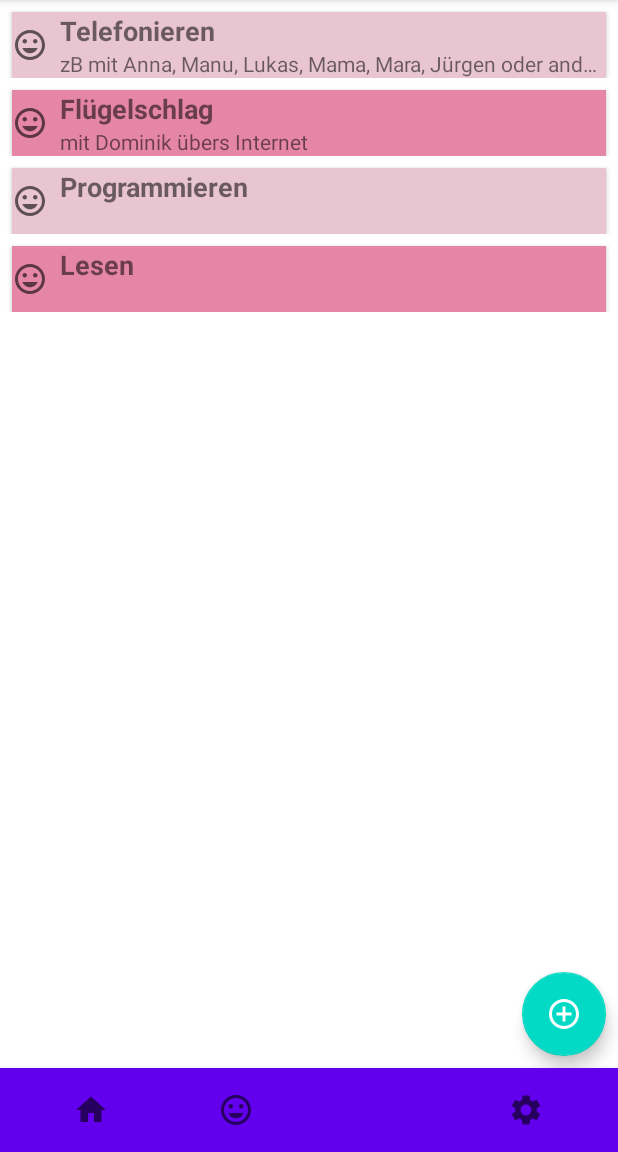
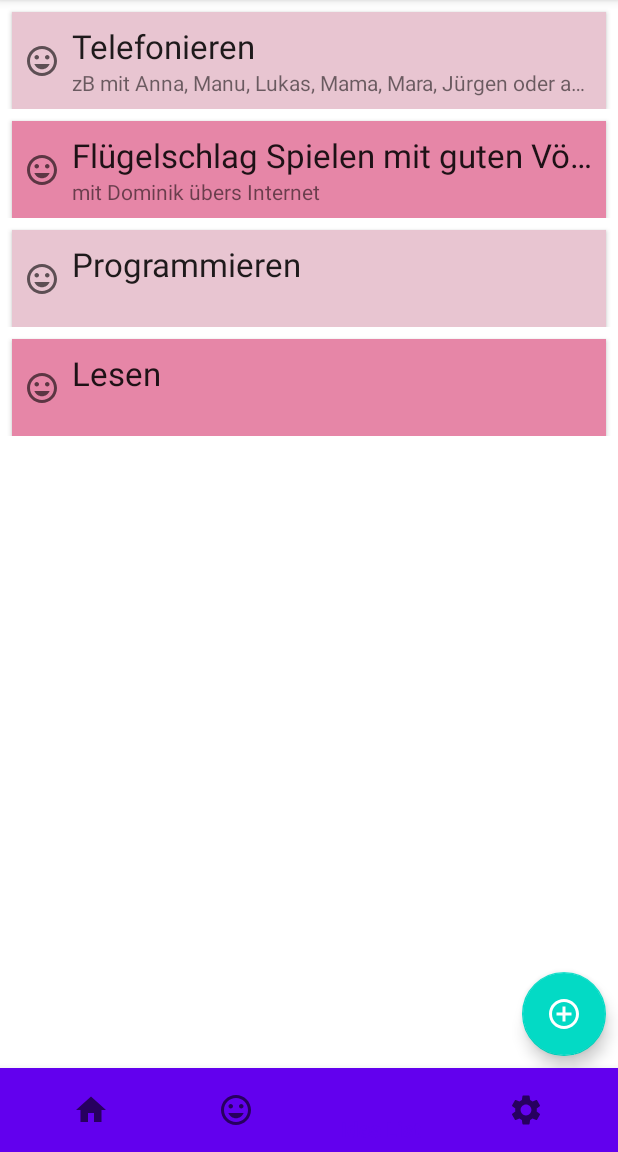
Before and after one commit to llblaschke/happy2, an Android app: the screen it shows after launch (MainActivity), item 3 of the bottom bar chosen, on a phone screen of 412 x 824 dp, the part 84-1236 px from its top. Run offline under Robolectric (Android 15) with nearby library versions, the phone set to English and light mode, and no system bars; our stand-ins replace Room's generated code.

Commit message:
small layout changes on the list_row.xml

```diff
--- a/app/src/main/java/com/example/happy2/MyList.java
+++ b/app/src/main/java/com/example/happy2/MyList.java
@@ -25,7 +25,7 @@ public class MyList {
 
         }else if(listType.equals("Idea")) {
             dimTwo = 2; // Idea, Description
-            list = new String[][]{{"Telefonieren", "Flügelschlag", "Programmieren", "Lesen"},
+            list = new String[][]{{"Telefonieren", "Flügelschlag Spielen mit guten Vögeln (mit tollen Fähigkeiten)", "Programmieren", "Lesen"},
                     {"zB mit Anna, Manu, Lukas, Mama, Mara, Jürgen oder anderen Leuten",  "mit Dominik übers Internet", "", ""}};
 
         }else {
--- a/app/src/main/res/layout/fragment_idea_list.xml
+++ b/app/src/main/res/layout/fragment_idea_list.xml
@@ -21,7 +21,8 @@
         <androidx.recyclerview.widget.RecyclerView
             android:id="@+id/recyclerViewInList"
             android:layout_width="match_parent"
-            android:layout_height="wrap_content" />
+            android:layout_height="wrap_content"
+            tools:listitem="@layout/list_row"/>
 
     </androidx.core.widget.NestedScrollView>
 
--- a/app/src/main/res/layout/list_row.xml
+++ b/app/src/main/res/layout/list_row.xml
@@ -19,7 +19,8 @@
 
         <androidx.constraintlayout.widget.ConstraintLayout
             android:layout_width="match_parent"
-            android:layout_height="match_parent">
+            android:layout_height="match_parent"
+            android:padding="8dp">
 
             <TextView
                 android:id="@+id/tvRowTitle"
@@ -28,8 +29,7 @@
                 android:layout_marginStart="8dp"
                 android:singleLine="true"
                 android:text="Title"
-                android:textSize="18sp"
-                android:textStyle="bold"
+                android:textAppearance="@style/TextAppearance.AppCompat.Large"
                 app:layout_constraintEnd_toEndOf="parent"
                 app:layout_constraintStart_toEndOf="@+id/ivRowAmount"
                 app:layout_constraintTop_toTopOf="parent" />
```
